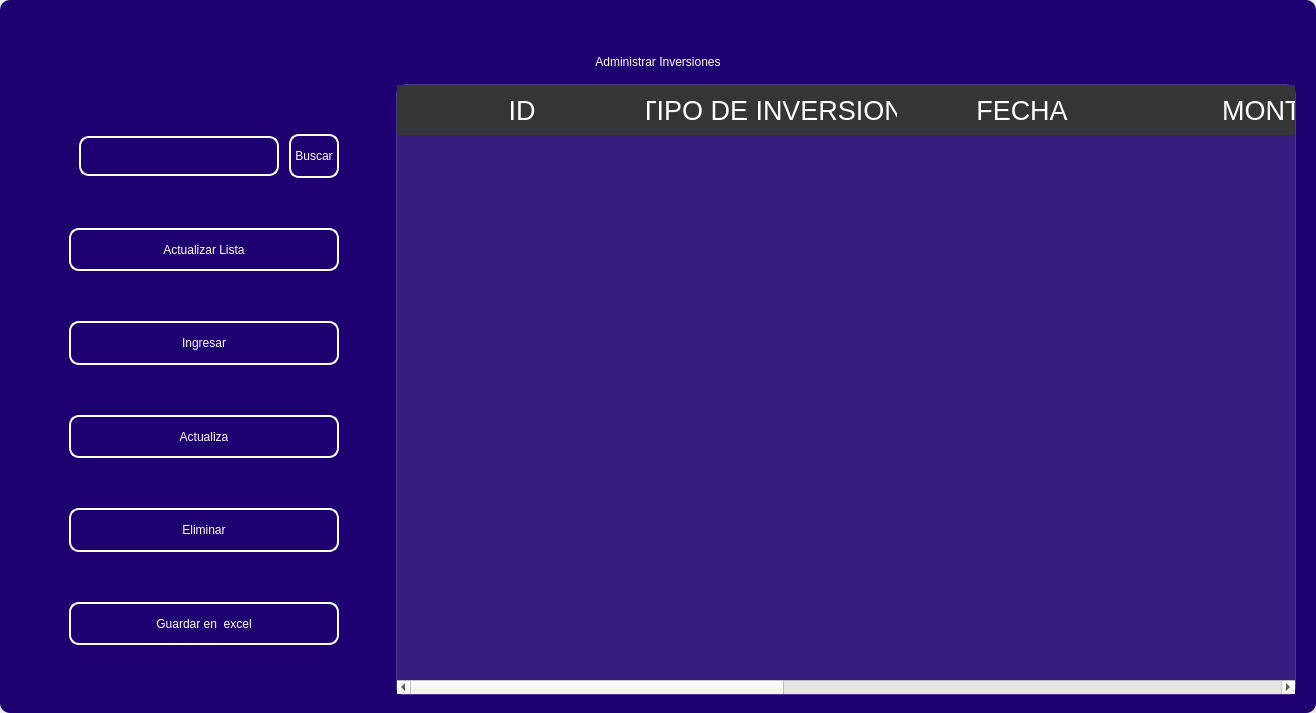
codemiguel-dev/ERP-EmprendeSoft-Desktop, file design/standar/maininvestment0.ui: the form before one commit.
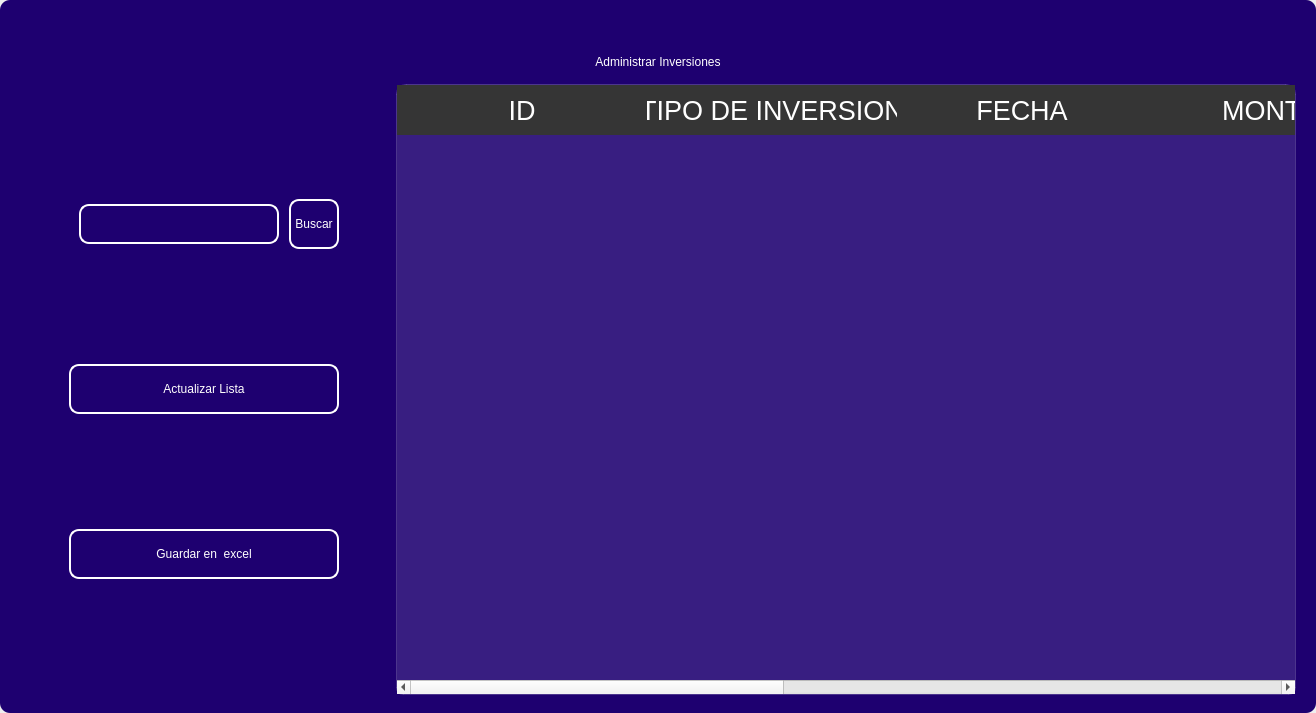
The form after the commit. Icons and pictures are not drawn.

```diff
--- a/design/standar/maininvestment0.ui
+++ b/design/standar/maininvestment0.ui
@@ -549,138 +549,6 @@
               </property>
              </widget>
             </item>
-            <item>
-             <widget class="QPushButton" name="btn_add">
-              <property name="minimumSize">
-               <size>
-                <width>0</width>
-                <height>40</height>
-               </size>
-              </property>
-              <property name="maximumSize">
-               <size>
-                <width>300</width>
-                <height>50</height>
-               </size>
-              </property>
-              <property name="cursor">
-               <cursorShape>PointingHandCursor</cursorShape>
-              </property>
-              <property name="styleSheet">
-               <string notr="true">QPushButton{
-border-radius:10px; 
-font: 12pt &quot;Arial&quot;;
-color: rgb(255, 255, 254);
-border: 2px solid #ffffff;
-}
-
-QPushButton:hover{
-border-radius:10px; 
-font: 12pt &quot;Arial&quot;;
-color: rgb(255, 255, 255);
-border: 2px solid rgb(120, 0, 171);
-	background-color: rgb(120, 0, 171);
-}</string>
-              </property>
-              <property name="text">
-               <string>Ingresar</string>
-              </property>
-              <property name="iconSize">
-               <size>
-                <width>35</width>
-                <height>35</height>
-               </size>
-              </property>
-             </widget>
-            </item>
-            <item>
-             <widget class="QPushButton" name="btn_update">
-              <property name="minimumSize">
-               <size>
-                <width>0</width>
-                <height>40</height>
-               </size>
-              </property>
-              <property name="maximumSize">
-               <size>
-                <width>300</width>
-                <height>50</height>
-               </size>
-              </property>
-              <property name="cursor">
-               <cursorShape>PointingHandCursor</cursorShape>
-              </property>
-              <property name="styleSheet">
-               <string notr="true">QPushButton{
-border-radius:10px; 
-font: 12pt &quot;Arial&quot;;
-color: rgb(255, 255, 254);
-border: 2px solid #ffffff;
-}
-
-QPushButton:hover{
-border-radius:10px; 
-font: 12pt &quot;Arial&quot;;
-color: rgb(255, 255, 255);
-border: 2px solid rgb(120, 0, 171);
-	background-color: rgb(120, 0, 171);
-}</string>
-              </property>
-              <property name="text">
-               <string>Actualiza</string>
-              </property>
-              <property name="iconSize">
-               <size>
-                <width>35</width>
-                <height>35</height>
-               </size>
-              </property>
-             </widget>
-            </item>
-            <item>
-             <widget class="QPushButton" name="btn_delete">
-              <property name="minimumSize">
-               <size>
-                <width>0</width>
-                <height>40</height>
-               </size>
-              </property>
-              <property name="maximumSize">
-               <size>
-                <width>300</width>
-                <height>50</height>
-               </size>
-              </property>
-              <property name="cursor">
-               <cursorShape>PointingHandCursor</cursorShape>
-              </property>
-              <property name="styleSheet">
-               <string notr="true">QPushButton{
-border-radius:10px; 
-font: 12pt &quot;Arial&quot;;
-color: rgb(255, 255, 254);
-border: 2px solid #ffffff;
-}
-
-QPushButton:hover{
-border-radius:10px; 
-font: 12pt &quot;Arial&quot;;
-color: rgb(255, 255, 255);
-border: 2px solid rgb(120, 0, 171);
-	background-color: rgb(120, 0, 171);
-}</string>
-              </property>
-              <property name="text">
-               <string>Eliminar</string>
-              </property>
-              <property name="iconSize">
-               <size>
-                <width>35</width>
-                <height>35</height>
-               </size>
-              </property>
-             </widget>
-            </item>
             <item>
              <widget class="QPushButton" name="btn_excel">
               <property name="minimumSize">
```
